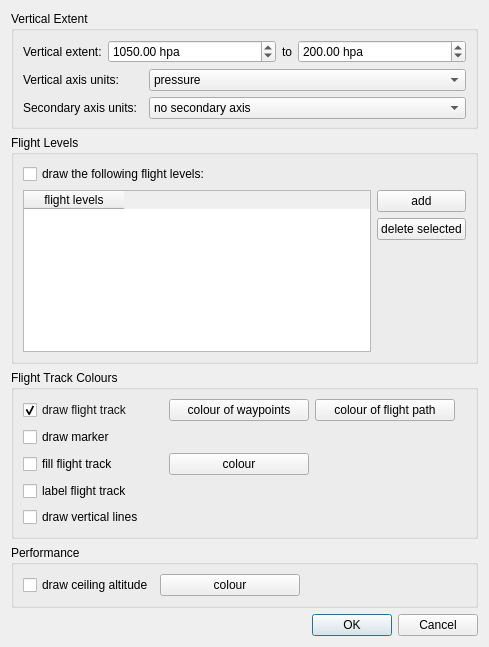
Open-MSS/MSS, file mslib/msui/ui/ui_sideview_options.ui: the form before one commit.
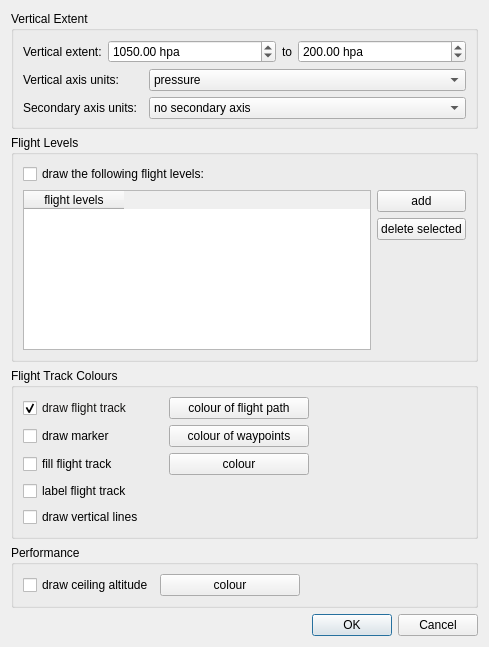
The form after the commit.

Commit message: Add marker option for topview

Patch:
```diff
--- a/mslib/msui/ui/ui_sideview_options.ui
+++ b/mslib/msui/ui/ui_sideview_options.ui
@@ -330,19 +330,6 @@
           </property>
          </widget>
         </item>
-        <item>
-         <widget class="QPushButton" name="btWaypointsColour">
-          <property name="minimumSize">
-           <size>
-            <width>140</width>
-            <height>0</height>
-           </size>
-          </property>
-          <property name="text">
-           <string>colour of waypoints</string>
-          </property>
-         </widget>
-        </item>
         <item>
          <widget class="QPushButton" name="btVerticesColour">
           <property name="minimumSize">
@@ -374,7 +361,13 @@
       <item>
        <layout class="QHBoxLayout" name="horizontalLayout_8">
         <item>
-         <widget class="QCheckBox" name="cbMarker">
+         <widget class="QCheckBox" name="cbDrawMarker">
+          <property name="minimumSize">
+           <size>
+            <width>140</width>
+            <height>0</height>
+           </size>
+          </property>
           <property name="toolTip">
            <string>Draw a circle marker on every waypoint along the flight track</string>
           </property>
@@ -383,6 +376,32 @@
           </property>
          </widget>
         </item>
+        <item>
+         <widget class="QPushButton" name="btWaypointsColour">
+          <property name="minimumSize">
+           <size>
+            <width>140</width>
+            <height>0</height>
+           </size>
+          </property>
+          <property name="text">
+           <string>colour of waypoints</string>
+          </property>
+         </widget>
+        </item>
+        <item>
+         <spacer name="horizontalSpacer_4">
+          <property name="orientation">
+           <enum>Qt::Horizontal</enum>
+          </property>
+          <property name="sizeHint" stdset="0">
+           <size>
+            <width>40</width>
+            <height>20</height>
+           </size>
+          </property>
+         </spacer>
+        </item>
        </layout>
       </item>
       <item>
```
Left out of the diff: 1 changed line with no effect on the pictures. The commit also changes 7 other files.
